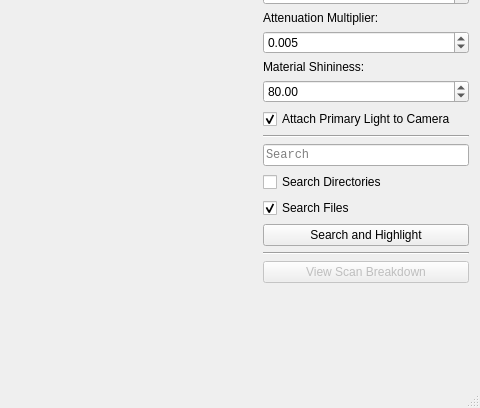
Old version of the form source/Windows/mainWindow.ui in the repository TimSevereijns/D-Viz; both pictures show x 720 to 1200 and y 406 to 814 of the 1200 by 814 pixel window.
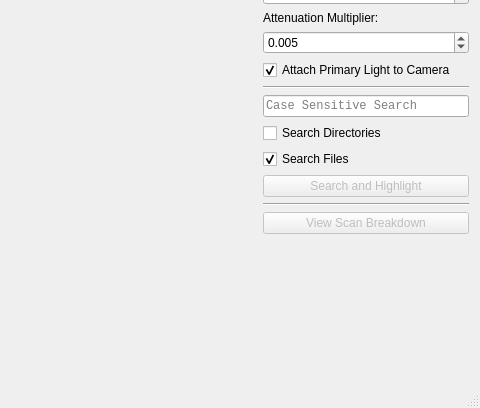
New version of the form.

```diff
--- a/source/Windows/mainWindow.ui
+++ b/source/Windows/mainWindow.ui
@@ -263,26 +263,6 @@
        </property>
       </widget>
      </item>
-     <item>
-      <widget class="QLabel" name="label_3">
-       <property name="text">
-        <string>Material Shininess:</string>
-       </property>
-      </widget>
-     </item>
-     <item>
-      <widget class="QDoubleSpinBox" name="shininesSpinner">
-       <property name="minimum">
-        <double>1.000000000000000</double>
-       </property>
-       <property name="maximum">
-        <double>100.000000000000000</double>
-       </property>
-       <property name="value">
-        <double>80.000000000000000</double>
-       </property>
-      </widget>
-     </item>
      <item>
       <widget class="QCheckBox" name="attachLightToCameraCheckBox">
        <property name="text">
@@ -314,7 +294,10 @@
         <string/>
        </property>
        <property name="placeholderText">
-        <string>Search</string>
+        <string>Case Sensitive Search</string>
+       </property>
+       <property name="clearButtonEnabled">
+        <bool>true</bool>
        </property>
       </widget>
      </item>
@@ -337,6 +320,9 @@
      </item>
      <item>
       <widget class="QPushButton" name="searchButton">
+       <property name="enabled">
+        <bool>false</bool>
+       </property>
        <property name="text">
         <string>Search and Highlight</string>
        </property>
```
Left out of the diff: 4 changed lines with no effect on the pictures.
